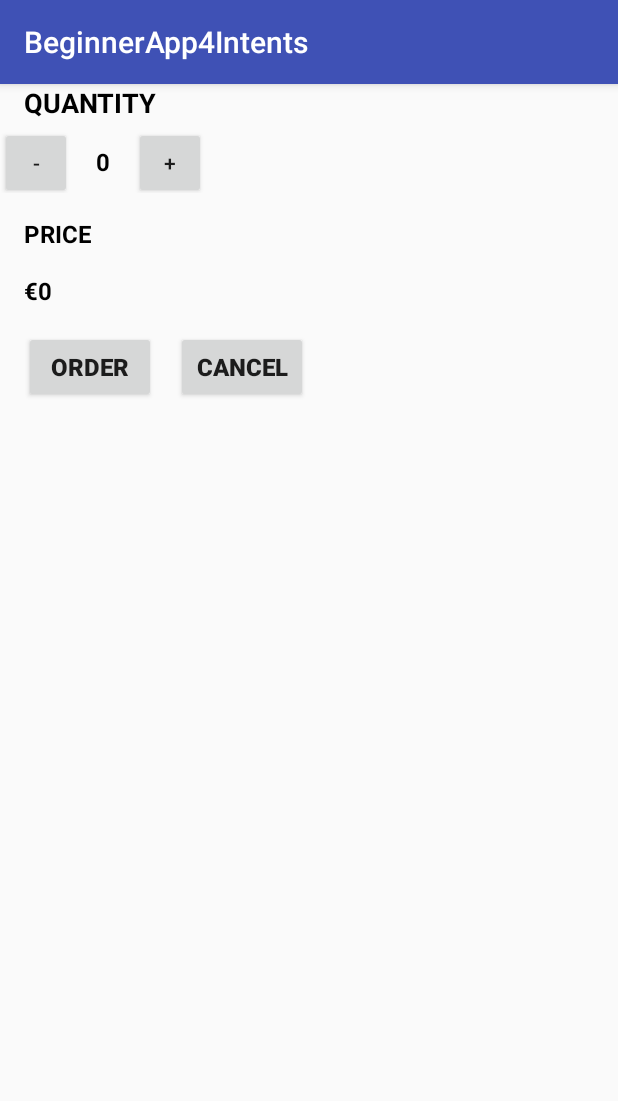
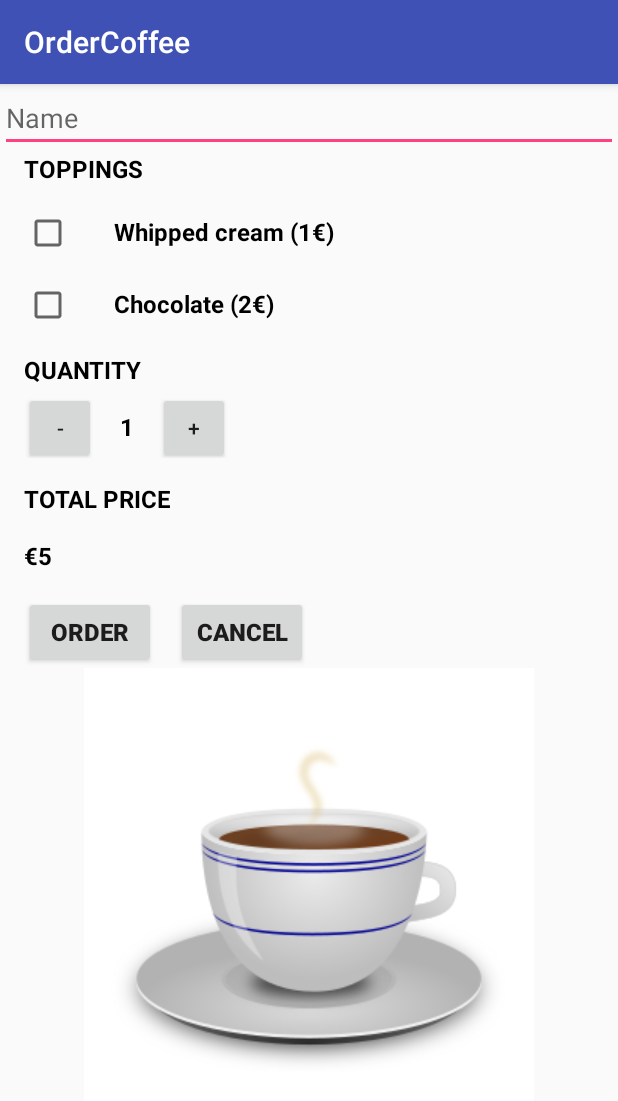
Before and after one commit to vikram919/BeginnerApp4Intents, an Android app: the screen it shows after launch (MainActivity), after a tap on "ORDER", on a phone screen of 412 x 824 dp. Shown: the top 1101 px of the screen. Run offline under Robolectric (Android 15) with nearby library versions, the phone set to English and light mode, and no system bars.

Commit message:
email intent coffee order

```diff
--- a/app/src/main/AndroidManifest.xml
+++ b/app/src/main/AndroidManifest.xml
@@ -4,7 +4,7 @@
 
     <application
         android:allowBackup="true"
-        android:icon="@mipmap/ic_launcher"
+        android:icon="@drawable/coffee"
         android:label="@string/app_name"
         android:roundIcon="@mipmap/ic_launcher_round"
         android:supportsRtl="true"
--- a/app/src/main/java/com/example/vik/beginnerapp4intents/MainActivity.java
+++ b/app/src/main/java/com/example/vik/beginnerapp4intents/MainActivity.java
@@ -1,53 +1,107 @@
 package com.example.vik.beginnerapp4intents;
 
+import android.content.Intent;
+import android.net.Uri;
 import android.os.Bundle;
 import android.support.v7.app.AppCompatActivity;
 import android.view.View;
+import android.widget.CheckBox;
+import android.widget.EditText;
 import android.widget.TextView;
 
 public class MainActivity extends AppCompatActivity {
 
-    int price = 0;
-    int count = 0;
+    int price = 5;
+    int count = 1;
+    CheckBox whippedcreamCheckBox;
+    CheckBox chocolateCheckBox;
+    EditText editText;
+    TextView amountTextView;
+    TextView countTextView;
 
     @Override
     protected void onCreate(Bundle savedInstanceState) {
         super.onCreate(savedInstanceState);
         setContentView(R.layout.activity_main);
+        whippedcreamCheckBox = (CheckBox) findViewById(R.id.whippedcream_checkbox);
+        chocolateCheckBox = (CheckBox) findViewById(R.id.chocolate_checkbox);
+        editText = (EditText) findViewById(R.id.edit_text_input);
+        amountTextView = (TextView) findViewById(R.id.amount_text_view);
+        countTextView = (TextView) findViewById(R.id.count_text_view);
     }
 
     public void submitOrder(View view) {
-        price = (5 * count);
-        displayPrice(price);
+        String name = editText.getText().toString();
+        String orderSummary = createOrderSummary(name, price, whippedcreamCheckBox.isChecked(), chocolateCheckBox.isChecked());
+        Intent intent = new Intent(Intent.ACTION_SENDTO);
+        intent.setData(Uri.parse("mailto:")); // only email apps should handle this
+        intent.putExtra(Intent.EXTRA_EMAIL, new String[] {"coffeeOrder@gmail.com"});
+        intent.putExtra(Intent.EXTRA_SUBJECT, "Coffee order for: " + name);
+        intent.putExtra(Intent.EXTRA_TEXT, orderSummary);
+        if (intent.resolveActivity(getPackageManager()) != null) {
+            startActivity(intent);
+        }
     }
 
+
     public void displayPrice(int price) {
-        TextView amountTextView = (TextView) findViewById(R.id.amount_text_view);
         // "\u20ac" symbol for euro
         amountTextView.setText("\u20ac" + price);
     }
 
-    public void decrementCount(View view){
-        count--;
+    public void decrementCount(View view) {
+        if (count > 1) {
+            count--;
+        }
+        calculatePrice();
+        displayPrice(price);
         displayCount(count);
     }
 
-    public void incrementCount(View view){
+    public void incrementCount(View view) {
         count++;
+        calculatePrice();
+        displayPrice(price);
         displayCount(count);
+    }
+
+    public void calculatePrice() {
+        price = (5 * count);
+        if (whippedcreamCheckBox.isChecked()) {
+            price += 1 * count;
+        }
+        if (chocolateCheckBox.isChecked()) {
+            price += 2 * count;
+        }
     }
 
 
     public void cancelOrder(View view) {
-        price = 0;
-        count = 0;
+        price = 5;
+        count = 1;
+        editText.getText().clear();
+        whippedcreamCheckBox.setChecked(false);
+        chocolateCheckBox.setChecked(false);
         displayCount(count);
         displayPrice(price);
     }
 
     public void displayCount(int count) {
-        TextView countTextView = (TextView) findViewById(R.id.count_text_view);
         // "\u20ac" symbol for euro
         countTextView.setText("" + count);
     }
+
+    private String createOrderSummary(String name, int price, boolean addWhippedCream, boolean addChocolate) {
+        String priceMessage = "Name: " + name;
+        if (addWhippedCream) {
+            priceMessage += "\nWith whipped cream ";
+        }
+        if (addChocolate) {
+            priceMessage += "\nWith chocolate ";
+        }
+        priceMessage += "\nQuantity: " + count;
+        priceMessage += "\nTotal: $" + price;
+        priceMessage += "\nThank you!";
+        return priceMessage;
+    }
 }
--- a/app/src/main/res/layout/activity_main.xml
+++ b/app/src/main/res/layout/activity_main.xml
@@ -11,6 +11,71 @@
         android:layout_height="match_parent"
         android:orientation="vertical">
 
+        <EditText
+            android:id="@+id/edit_text_input"
+            android:layout_width="match_parent"
+            android:layout_height="wrap_content"
+            android:hint="Name"
+            android:inputType="textCapWords"
+            android:maxLength="100" />
+
+        <TextView
+            android:layout_width="wrap_content"
+            android:layout_height="wrap_content"
+            android:paddingLeft="16dp"
+            android:text="TOPPINGS"
+            android:textColor="@android:color/black"
+            android:textSize="16dp"
+            android:textStyle="bold" />
+
+        <LinearLayout
+            android:layout_width="wrap_content"
+            android:layout_height="wrap_content"
+            android:layout_marginTop="16dp"
+            android:orientation="horizontal">
+
+            <CheckBox
+                android:id="@+id/whippedcream_checkbox"
+                android:layout_width="wrap_content"
+                android:layout_height="wrap_content"
+                android:layout_marginLeft="16dp"
+                android:layout_marginRight="28dp" />
+
+            <TextView
+                android:id="@+id/whippedcream_textview"
+                android:layout_width="wrap_content"
+                android:layout_height="wrap_content"
+                android:text="Whipped cream (1€)"
+                android:textColor="@android:color/black"
+                android:textSize="16dp"
+                android:textStyle="bold" />
+        </LinearLayout>
+
+        <LinearLayout
+            android:layout_width="wrap_content"
+            android:layout_height="wrap_content"
+            android:layout_marginBottom="16dp"
+            android:layout_marginTop="16dp"
+            android:orientation="horizontal">
+
+            <CheckBox
+                android:id="@+id/chocolate_checkbox"
+                android:layout_width="wrap_content"
+                android:layout_height="wrap_content"
+                android:layout_marginLeft="16dp"
+                android:layout_marginRight="28dp" />
+
+            <TextView
+                android:id="@+id/chocolate_textview"
+                android:layout_width="wrap_content"
+                android:layout_height="wrap_content"
+                android:text="Chocolate (2€)"
+                android:textColor="@android:color/black"
+                android:textSize="16dp"
+                android:textStyle="bold" />
+        </LinearLayout>
+
+
         <TextView
             android:id="@+id/quantity"
             android:layout_width="wrap_content"
@@ -18,20 +83,21 @@
             android:paddingLeft="16dp"
             android:text="QUANTITY"
             android:textColor="@android:color/black"
-            android:textSize="18dp"
+            android:textSize="16dp"
             android:textStyle="bold" />
 
         <LinearLayout
             android:layout_width="wrap_content"
             android:layout_height="wrap_content"
-            android:orientation="horizontal">
+            android:orientation="horizontal"
+            android:paddingLeft="16dp">
 
             <Button
                 android:id="@+id/decrement_button"
                 android:layout_width="48dp"
                 android:layout_height="48dp"
-                android:text="-"
-                android:onClick="decrementCount"/>
+                android:onClick="decrementCount"
+                android:text="-" />
 
             <TextView
                 android:id="@+id/count_text_view"
@@ -40,7 +106,7 @@
                 android:layout_below="@id/quantity"
                 android:paddingLeft="16dp"
                 android:paddingTop="16dp"
-                android:text="0"
+                android:text="1"
                 android:textColor="@android:color/black"
                 android:textSize="16sp"
                 android:textStyle="bold" />
@@ -50,8 +116,8 @@
                 android:layout_width="48dp"
                 android:layout_height="48dp"
                 android:layout_marginLeft="16dp"
-                android:text="+"
-                android:onClick="incrementCount"/>
+                android:onClick="incrementCount"
+                android:text="+" />
         </LinearLayout>
 
         <TextView
@@ -62,7 +128,7 @@
             android:paddingBottom="16dp"
             android:paddingLeft="16dp"
             android:paddingTop="16dp"
-            android:text="PRICE"
+            android:text="TOTAL PRICE"
             android:textColor="@android:color/black"
             android:textSize="16sp"
             android:textStyle="bold" />
@@ -74,7 +140,7 @@
             android:layout_below="@id/price_text_view"
             android:paddingBottom="16dp"
             android:paddingLeft="16dp"
-            android:text="0"
+            android:text="€5"
             android:textColor="@android:color/black"
             android:textSize="16sp"
             android:textStyle="bold" />
@@ -106,5 +172,9 @@
                 android:textSize="16dp"
                 android:textStyle="bold" />
         </LinearLayout>
+        <ImageView
+            android:src="@drawable/coffee"
+            android:layout_width="match_parent"
+            android:layout_height="wrap_content" />
     </LinearLayout>
 </android.support.constraint.ConstraintLayout>
--- a/app/src/main/res/values/strings.xml
+++ b/app/src/main/res/values/strings.xml
@@ -1,3 +1,3 @@
 <resources>
-    <string name="app_name">BeginnerApp4Intents</string>
+    <string name="app_name">OrderCoffee</string>
 </resources>
```
Also changed, not shown: app/src/main/res/drawable/coffee.png (added).
